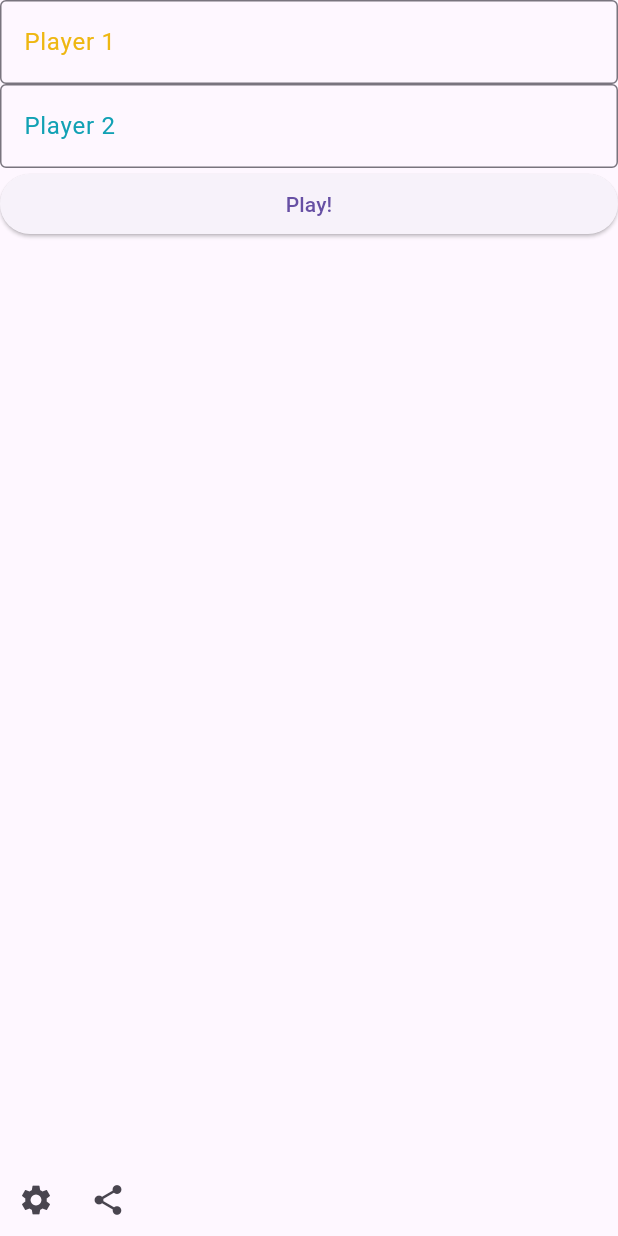
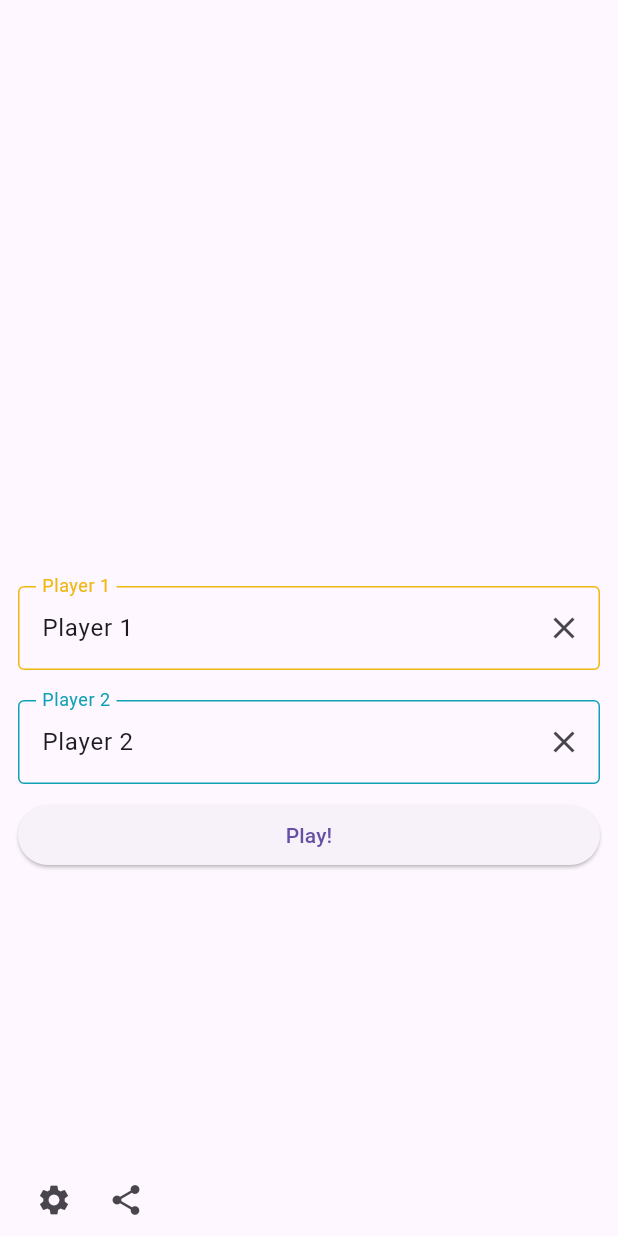
Before and after one commit to box-bm/Minimal-tic-tac-toe, a Flutter app: the screen it shows after launch, on a phone screen of 412 x 824 dp. Run offline on Flutter 3.47's test engine with Material 2 defaults, Android fonts, the phone set to English and light mode, and no system bars; our stand-ins replace animated_text_kit, bloc, equatable, flutter_bloc, hydrated_bloc.

Commit message:
Separated players input

```diff
--- a/lib/screens/presentation.dart
+++ b/lib/screens/presentation.dart
@@ -4,61 +4,36 @@ import 'package:tik_tak_toe/bloc/players/players_bloc.dart';
 import 'package:tik_tak_toe/bloc/tik_tak_toe/tik_tak_toe_bloc.dart';
 import 'package:tik_tak_toe/screens/settings.dart';
 import 'package:tik_tak_toe/screens/tik_tak_toe.dart';
+import 'package:tik_tak_toe/widgets/players_form.dart';
 
 class Presentation extends StatelessWidget {
   static String route = "presentation";
 
   const Presentation({super.key});
 
+  void play(BuildContext context) {
+    var playersState = context.read<PlayersBloc>().state;
+    context
+        .read<TikTakToeBloc>()
+        .add(InitBoard(players: [playersState.player1, playersState.player2]));
+    Navigator.pushNamed(context, TikTakToe.route);
+  }
+
   @override
   Widget build(BuildContext context) {
     return Scaffold(
       body: SafeArea(
+          minimum: const EdgeInsets.symmetric(horizontal: 12),
           child: Column(
             crossAxisAlignment: CrossAxisAlignment.stretch,
             children: [
-          TextField(
-            onChanged: (value) {
-              context.read<PlayersBloc>().add(ChangePlayerName(
-                  playerNumber: 1, name: value.isEmpty ? "Player 1" : value));
-            },
-            decoration: InputDecoration(
-                border: const OutlineInputBorder(),
-                focusedBorder: OutlineInputBorder(
-                    borderSide: BorderSide(
-                        color:
-                            context.read<PlayersBloc>().state.player1.color ??
-                                const Color(0xFF000000))),
-                labelStyle: TextStyle(
-                    color: context.read<PlayersBloc>().state.player1.color),
-                labelText: "Player 1",
-                hintText: "Player 1"),
+              const Spacer(
+                flex: 2,
               ),
-          TextField(
-            onChanged: (value) {
-              context.read<PlayersBloc>().add(ChangePlayerName(
-                  playerNumber: 2, name: value.isEmpty ? "Player 2" : value));
-            },
-            decoration: InputDecoration(
-                border: const OutlineInputBorder(),
-                focusedBorder: OutlineInputBorder(
-                    borderSide: BorderSide(
-                        color:
-                            context.read<PlayersBloc>().state.player2.color ??
-                                const Color(0xFF000000))),
-                labelStyle: TextStyle(
-                    color: context.read<PlayersBloc>().state.player2.color),
-                labelText: "Player 2",
-                hintText: "Player 2"),
-          ),
+              const PlayersForm(),
+              const SizedBox(height: 10),
               ElevatedButton(
-              onPressed: () {
-                var playersState = context.read<PlayersBloc>().state;
-                context.read<TikTakToeBloc>().add(InitBoard(
-                    players: [playersState.player1, playersState.player2]));
-                Navigator.pushNamed(context, TikTakToe.route);
-              },
-              child: const Text("Play!")),
+                  onPressed: () => play(context), child: const Text("Play!")),
               const Spacer(),
               Row(
                 children: [
```
Lines whose indentation alone changed are shown as unchanged.
